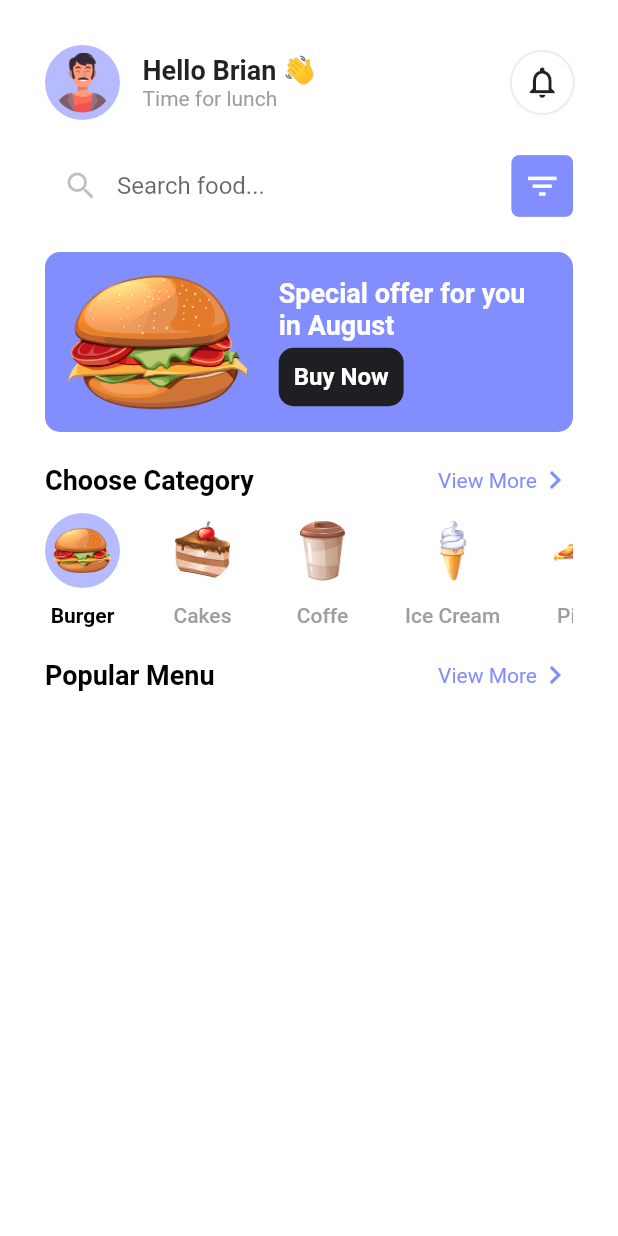
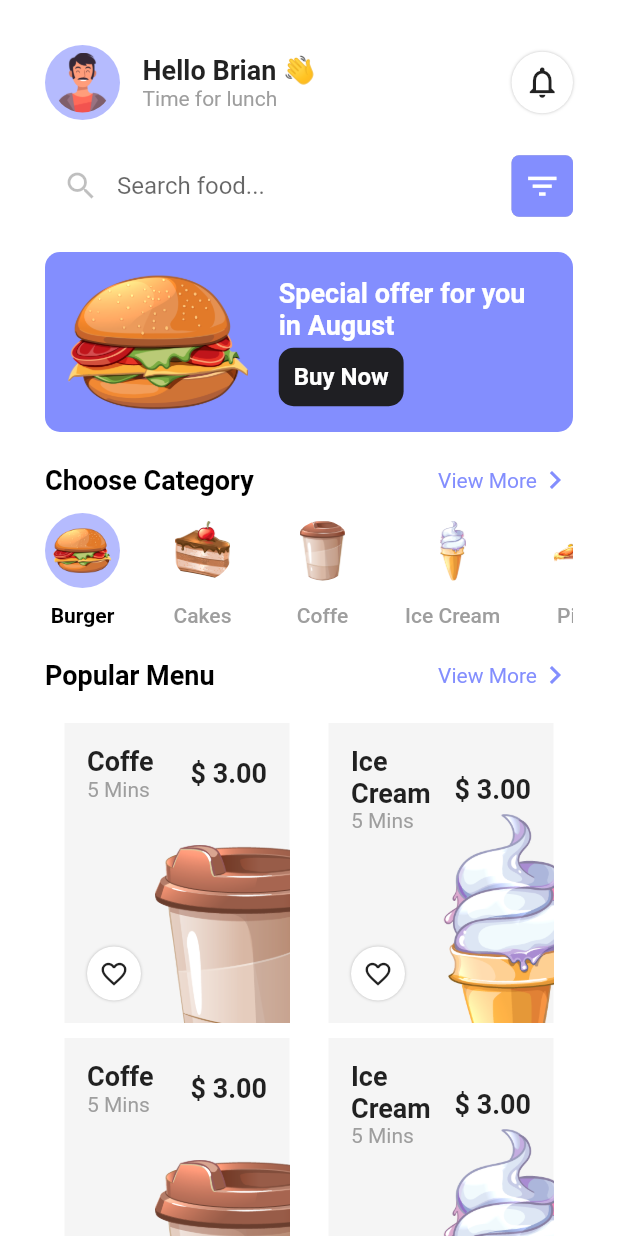
Before and after one commit to febriyantoilham/food_delivery, a Flutter app: the HomePage screen opened by its route, on a phone screen of 412 x 824 dp. Run offline on Flutter 3.47's test engine with Material 2 defaults, Android fonts, the light colour scheme and no system bars; our stand-ins replace dots_indicator, get, google_nav_bar.

Commit message:
ProductCardBuild

```diff
--- a/lib/screen/home/home_page.dart
+++ b/lib/screen/home/home_page.dart
@@ -1,9 +1,12 @@
+import 'package:flutter/gestures.dart';
 import 'package:flutter/material.dart';
 import 'package:food_delivery/utilities/color.dart';
 import 'package:food_delivery/utilities/dimension.dart';
 import 'package:food_delivery/widget/button.dart';
+import 'package:food_delivery/widget/card.dart';
 import 'package:food_delivery/widget/text.dart';
 import 'package:food_delivery/widget/textfield.dart';
+import 'package:get/get.dart';
 
 class HomePage extends StatefulWidget {
   const HomePage({Key? key}) : super(key: key);
@@ -17,7 +20,8 @@ class _HomePageState extends State<HomePage> {
   Widget build(BuildContext context) {
     return Scaffold(
       backgroundColor: AppColor.backgroundColor,
-      body: Container(
+      body: SingleChildScrollView(
+        child: Container(
           margin: EdgeInsets.only(top: Dimension.statusBarHeight),
           child: Padding(
             padding: const EdgeInsets.all(30),
@@ -30,7 +34,7 @@ class _HomePageState extends State<HomePage> {
                     Row(
                       children: [
                         CircleButton(
-                        image: AssetImage("assets/profile-avatar.png"),
+                          image: const AssetImage("assets/profile-avatar.png"),
                           bgColor: AppColor.mainColor.withOpacity(0.60),
                         ),
                         SizedBox(width: Dimension.width15),
@@ -68,7 +72,8 @@ class _HomePageState extends State<HomePage> {
                 // Banner
                 Container(
                   width: double.maxFinite,
-                height: Dimension.screenHeight / (Dimension.screenHeight / 120),
+                  height:
+                      Dimension.screenHeight / (Dimension.screenHeight / 120),
                   padding: EdgeInsets.all(Dimension.height15),
                   decoration: BoxDecoration(
                       color: AppColor.mainColor,
@@ -137,7 +142,7 @@ class _HomePageState extends State<HomePage> {
                           Column(
                             children: [
                               CircleButton(
-                              image: AssetImage("assets/burger.png"),
+                                image: const AssetImage("assets/burger.png"),
                                 bgColor: AppColor.mainColor.withOpacity(0.60),
                               ),
                               SizedBox(height: Dimension.height10),
@@ -248,12 +253,65 @@ class _HomePageState extends State<HomePage> {
                         )
                       ],
                     ),
+                    SizedBox(height: Dimension.height20),
+                    Column(
+                      children: [
+                        Row(
+                          mainAxisAlignment: MainAxisAlignment.spaceAround,
+                          children: [
+                            ProductCard(
+                                nameProduct: "Coffe",
+                                time: "5 Mins",
+                                price: "\$ 3.00",
+                                image: AssetImage("assets/coffe.png")),
+                            ProductCard(
+                                nameProduct: "Ice Cream",
+                                time: "5 Mins",
+                                price: "\$ 3.00",
+                                image: AssetImage("assets/icecream.png")),
+                          ],
+                        ),
+                        SizedBox(height: 10),
+                        Row(
+                          mainAxisAlignment: MainAxisAlignment.spaceAround,
+                          children: [
+                            ProductCard(
+                                nameProduct: "Coffe",
+                                time: "5 Mins",
+                                price: "\$ 3.00",
+                                image: AssetImage("assets/coffe.png")),
+                            ProductCard(
+                                nameProduct: "Ice Cream",
+                                time: "5 Mins",
+                                price: "\$ 3.00",
+                                image: AssetImage("assets/icecream.png")),
+                          ],
+                        ),
+                        SizedBox(height: 10),
+                        Row(
+                          mainAxisAlignment: MainAxisAlignment.spaceAround,
+                          children: [
+                            ProductCard(
+                                nameProduct: "Coffe",
+                                time: "5 Mins",
+                                price: "\$ 3.00",
+                                image: AssetImage("assets/coffe.png")),
+                            ProductCard(
+                                nameProduct: "Ice Cream",
+                                time: "5 Mins",
+                                price: "\$ 3.00",
+                                image: AssetImage("assets/icecream.png")),
+                          ],
+                        ),
+                      ],
+                    ),
                   ],
                 ),
               ],
             ),
           ),
         ),
+      ),
     );
   }
 }
--- a/lib/utilities/dimension.dart
+++ b/lib/utilities/dimension.dart
@@ -24,9 +24,6 @@ class Dimension {
   static double width40 = screenWidth / (screenWidth / 40);
   static double width50 = screenWidth / (screenWidth / 50);
 
-  static double customWidth = 10;
-  static double widthx = screenWidth / (screenWidth / customWidth);
-
   //Radius
   static double radius5 = 5;
   static double radius10 = 10;
--- a/lib/widget/button.dart
+++ b/lib/widget/button.dart
@@ -87,10 +87,12 @@ class CircleIconButton extends StatelessWidget {
     Key? key,
     required this.icon,
     this.onTap,
+    this.size = 25,
   }) : super(key: key);
 
   final IconData icon;
   final VoidCallback? onTap;
+  final double? size;
 
   @override
   Widget build(BuildContext context) {
@@ -111,7 +113,7 @@ class CircleIconButton extends StatelessWidget {
         ),
         child: Icon(
           icon,
-          size: Dimension.height25,
+          size: size,
         ),
       ),
     );
--- /dev/null
+++ b/lib/widget/card.dart
@@ -0,0 +1,77 @@
+import 'package:flutter/material.dart';
+import 'package:food_delivery/utilities/dimension.dart';
+import 'package:food_delivery/widget/button.dart';
+import 'package:food_delivery/widget/text.dart';
+
+class ProductCard extends StatelessWidget {
+  const ProductCard({
+    Key? key,
+    required this.nameProduct,
+    required this.time,
+    required this.price,
+    required this.image,
+  }) : super(key: key);
+
+  final String nameProduct;
+  final String time;
+  final String price;
+  final ImageProvider image;
+
+  @override
+  Widget build(BuildContext context) {
+    return Container(
+      color: Color(0XFFf5f5f5),
+      height: Dimension.screenHeight / (Dimension.screenHeight / 200),
+      width: Dimension.screenWidth / (Dimension.screenWidth / 150),
+      child: Stack(children: [
+        Positioned(
+          left: Dimension.width15,
+          top: Dimension.height15,
+          right: Dimension.width15,
+          child: Row(
+            children: [
+              Expanded(
+                child: Column(
+                  crossAxisAlignment: CrossAxisAlignment.start,
+                  children: [
+                    MediumText(text: nameProduct),
+                    NormalText(text: time),
+                  ],
+                ),
+              ),
+              MediumText(text: price)
+            ],
+          ),
+        ),
+        Positioned(
+          left: 0,
+          bottom: 0,
+          child: Padding(
+            padding: EdgeInsets.all(Dimension.height15),
+            child: CircleIconButton(
+              icon: Icons.favorite_outline,
+              size: 20,
+            ),
+          ),
+        ),
+        Positioned(
+          left: 150 * (40 / 100),
+          top: 200 * (30 / 100),
+          child: Container(
+            height: 200,
+            width: 120,
+            decoration: BoxDecoration(
+              image: DecorationImage(
+                  image: image,
+                  // fit: BoxFit.fitWidth,
+                  alignment: Alignment.center),
+            ),
+            // child: Image.asset(
+            //   "assets/popcorn.png",
+            // ),
+          ),
+        )
+      ]),
+    );
+  }
+}
```
Lines whose indentation alone changed are shown as unchanged.
